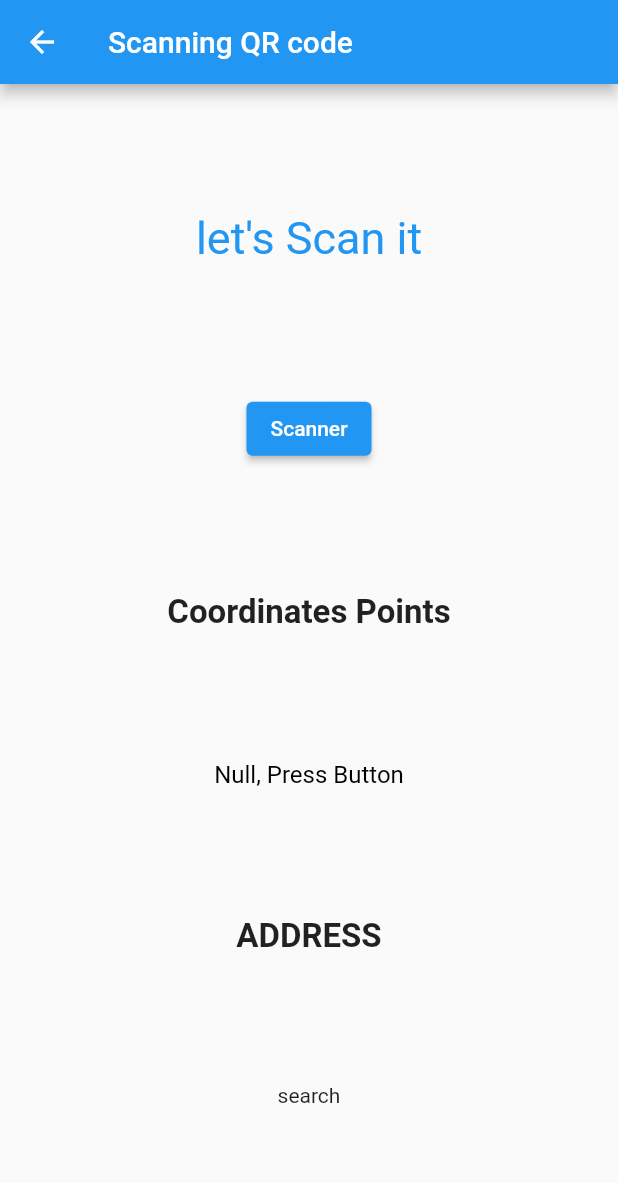
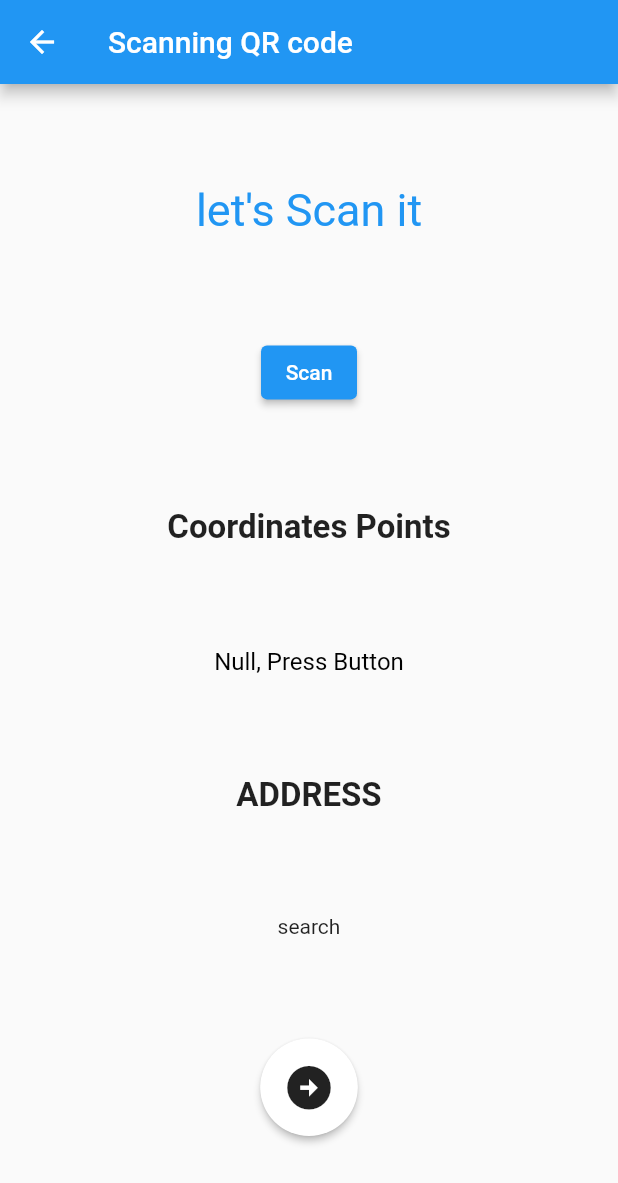
Before and after one commit to CoffeeBeansLabs/coffeebeans-Attendance-App, a Flutter app: the ScanScreen screen opened directly, on a phone screen of 412 x 824 dp. Shown: the top 1183 px of the screen. Run offline on Flutter 3.47's test engine with Material 2 defaults, Android fonts, the phone set to English and light mode, and no system bars; our stand-ins replace barcode_widget, confetti, flutter_signin_button, geocoding, geolocator, google_sign_in; missing offline and left inert: flutter_barcode_scanner.

```diff
--- a/lib/screens/readqr.dart
+++ b/lib/screens/readqr.dart
@@ -1,8 +1,14 @@
 import 'package:coffeebeansattendanceapp/screens/Location.dart';
+import 'package:coffeebeansattendanceapp/screens/TimeDate.dart';
 import 'package:flutter/material.dart';
 import 'package:flutter_barcode_scanner/flutter_barcode_scanner.dart';
 import 'package:geocoding/geocoding.dart';
 import 'package:geolocator/geolocator.dart';
+import 'package:google_sign_in/google_sign_in.dart';
+
+import '../widget/confetti_widget.dart';
+
+GoogleSignIn _googleSignIn = GoogleSignIn(scopes: ['profile', 'email']);
 
 class ScanScreen extends StatefulWidget {
   @override
@@ -10,6 +16,7 @@ class ScanScreen extends StatefulWidget {
 }
 
 class _ScanScreenState extends State<ScanScreen> {
+  GoogleSignInAccount _currentUser;
 
   var qrstr = "let's Scan it";
   var height,width;
@@ -49,6 +56,17 @@ class _ScanScreenState extends State<ScanScreen> {
         .postalCode}, ${place.country}';
     setState(() {});
   }
+  @override
+  void initState() {
+    // TODO: implement initState
+    super.initState();
+    _googleSignIn.onCurrentUserChanged.listen((GoogleSignInAccount account){
+      setState(() {
+        _currentUser = account;
+      });
+    });
+    _googleSignIn.signInSilently();
+  }
 
   @override
   Widget build(BuildContext context) {
@@ -73,18 +91,7 @@ class _ScanScreenState extends State<ScanScreen> {
               Text(qrstr,style: TextStyle(color: Colors.blue,fontSize: 30),),
               ElevatedButton(onPressed: scanQr,
                 child:
-                Text(('Scanner'))),
-
-                // ElevatedButton(onPressed: () async {
-                //   Position position = await _getGeoLocationPosition();
-                //   location =
-                //   'Lat: ${position.latitude} , Long: ${position.longitude}';
-                //   GetAddressFromLatLong(position);
-                //
-                //
-                // },
-                //     child: Text('Mark Your Attendance')),
-                //
+                Text(('Scan'))),
                 Text('Coordinates Points',
                 style: TextStyle(fontSize: 22, fontWeight: FontWeight.bold),),
                 Text(
@@ -92,6 +99,22 @@ class _ScanScreenState extends State<ScanScreen> {
                 Text('ADDRESS',
                 style: TextStyle(fontSize: 22, fontWeight: FontWeight.bold),),
               Text('${Address}'),
+
+              RawMaterialButton(
+                onPressed: () {
+                  Navigator.of(context).push(
+                      MaterialPageRoute(builder: (ctx) => TimeDate()));
+
+                },
+                elevation: 2.0,
+                fillColor: Colors.white,
+                child: Icon(
+                  Icons.arrow_circle_right,
+                  size: 35.0,
+                ),
+                padding: EdgeInsets.all(15.0),
+                shape: CircleBorder(),
+              ),
             ],
           ),
         ),
@@ -104,7 +127,7 @@ class _ScanScreenState extends State<ScanScreen> {
       FlutterBarcodeScanner.scanBarcode('#2A99CF', 'cancel', true, ScanMode.QR)
           .then((value) async {
         setState(() {
-          qrstr = value;
+          qrstr;
         });
             Position position = await _getGeoLocationPosition();
             location =
--- a/pubspec.yaml
+++ b/pubspec.yaml
@@ -34,6 +34,8 @@ dependencies:
   # The following adds the Cupertino Icons font to your application.
   # Use with the CupertinoIcons class for iOS style icons.
   cupertino_icons: ^1.0.2
+  intl: ^0.17.0
+
   google_sign_in: ^4.0.1+3
   flutter_barcode_scanner: ^2.0.0
   barcode_widget: ^2.0.1
```
Also changed, not shown: lib/login.dart (+63 -46 lines), lib/screens/TimeDate.dart (added, +67 -0 lines), pubspec.lock.
